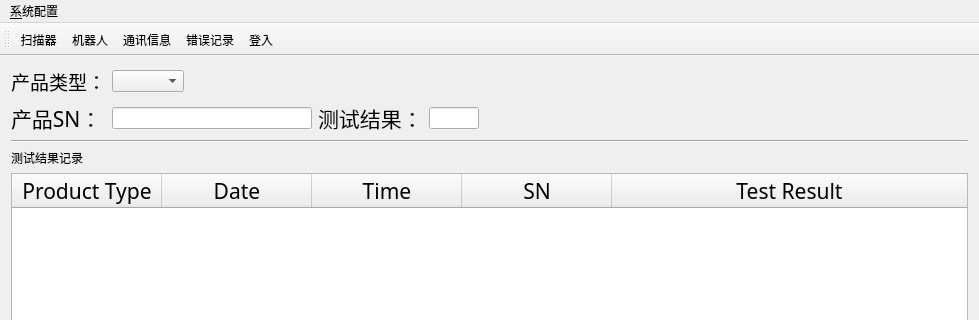
First picture: the form in ict_ur10.ui, repository eveningwyn/ICT_UR10, before the edit; both pictures show x 0 to 979 and y 0 to 320 of the 979 by 516 pixel window.
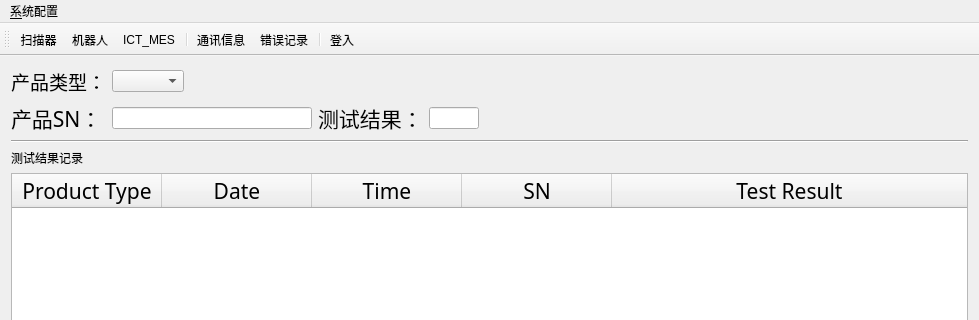
Second picture: the form after the edit. Icons and pictures are not drawn.

```diff
--- a/ict_ur10.ui
+++ b/ict_ur10.ui
@@ -559,8 +559,11 @@
    </attribute>
    <addaction name="actionScanner"/>
    <addaction name="actionRobot"/>
+   <addaction name="actionICT_MES"/>
+   <addaction name="separator"/>
    <addaction name="actionCommunication"/>
    <addaction name="actionError_list"/>
+   <addaction name="separator"/>
    <addaction name="actionLogin"/>
   </widget>
   <widget class="QStatusBar" name="statusBar"/>
@@ -636,6 +639,15 @@
     <string>错误信息显示</string>
    </property>
   </action>
+  <action name="actionICT_MES">
+   <property name="icon">
+    <iconset resource="resource.qrc">
+     <normaloff>:/res/Mes_fichiers_recus_32px.png</normaloff>:/res/Mes_fichiers_recus_32px.png</iconset>
+   </property>
+   <property name="text">
+    <string>ICT_MES</string>
+   </property>
+  </action>
  </widget>
  <layoutdefault spacing="6" margin="11"/>
  <tabstops>
```
Left out of the diff: 1 changed line with no effect on the pictures.
